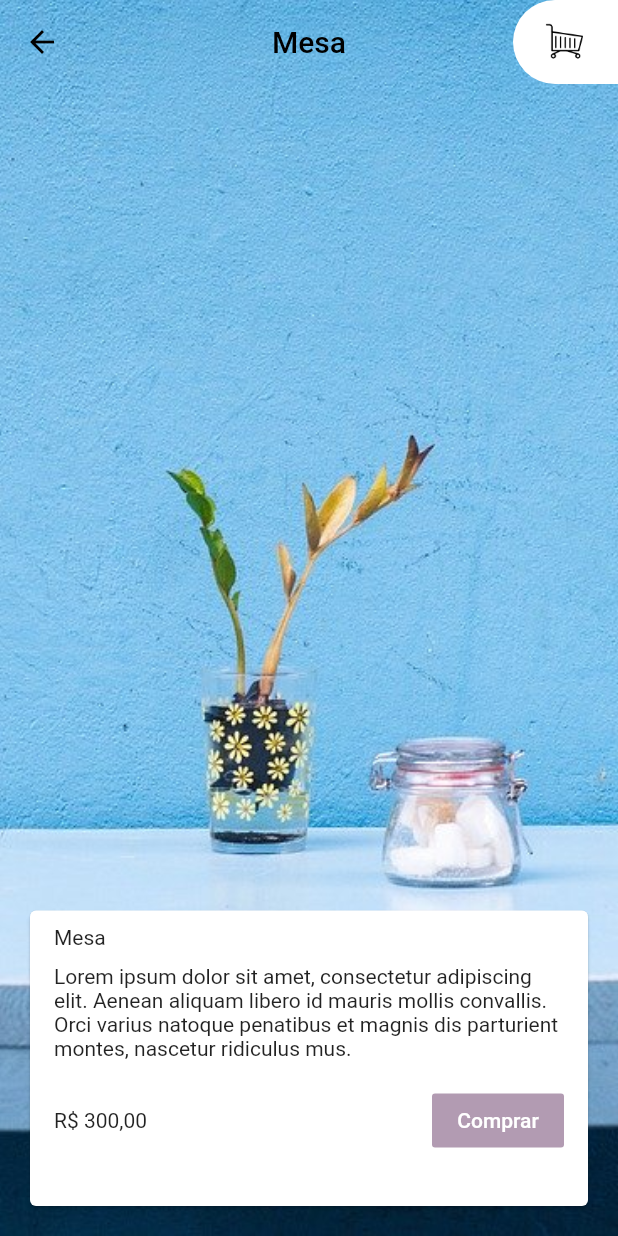
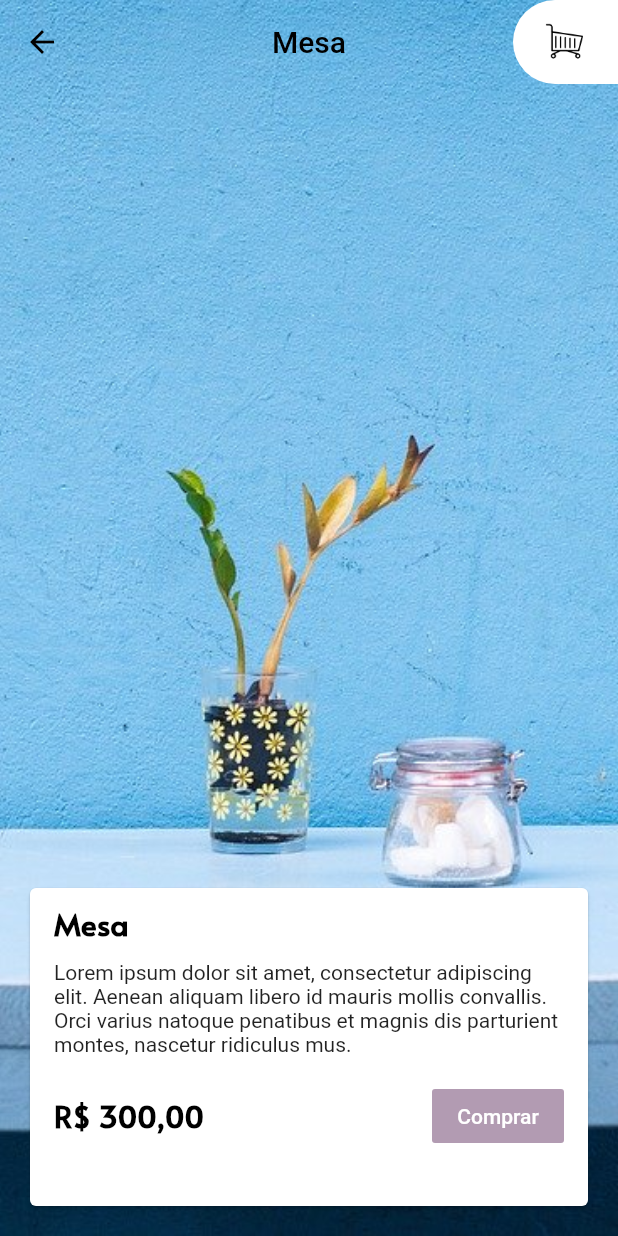
Before and after one commit to ohenriquemonte/flutter-layout-aplicacao-alr, a Flutter app: the screen it shows after launch, after a tap on "Mesa", on a phone screen of 412 x 824 dp. Run offline on Flutter 3.47's test engine with Material 2 defaults, Android fonts, the phone set to English and light mode, and no system bars.

Commit message:
06.04 - Temas

```diff
--- a/lib/main.dart
+++ b/lib/main.dart
@@ -18,6 +18,19 @@ class MyApp extends StatelessWidget {
       theme: ThemeData(
         primarySwatch: PaletaCores().lilas,
         visualDensity: VisualDensity.adaptivePlatformDensity,
+        textTheme: TextTheme(
+          headline1: TextStyle(
+              fontSize: 20,
+              fontFamily: 'Alata',
+              fontWeight: FontWeight.bold,
+              color: Colors.black),
+          headline2: TextStyle(
+            fontSize: 20,
+            fontFamily: 'Alata',
+            fontWeight: FontWeight.bold,
+            color: Colors.white,
+          ),
+        ),
       ),
       home: Inicio(),
     );
--- a/lib/paginas/detalhes.dart
+++ b/lib/paginas/detalhes.dart
@@ -26,7 +26,7 @@ class Detalhes extends StatelessWidget {
             alignment: Alignment.bottomCenter,
             child: Container(
               margin: EdgeInsets.all(16),
-              height: 205,
+              height: 220,
               child: CardDetalhes(
                 movel: movel,
               ),
--- a/lib/paginas/widgets/card_detalhes.dart
+++ b/lib/paginas/widgets/card_detalhes.dart
@@ -17,6 +17,7 @@ class CardDetalhes extends StatelessWidget {
         children: [
           TextoDetalhes(
             texto: movel.titulo,
+            estilo: Theme.of(context).textTheme.headline1,
           ),
           TextoDetalhes(
             texto: movel.descricao,
@@ -26,7 +27,10 @@ class CardDetalhes extends StatelessWidget {
             child: Row(
               mainAxisAlignment: MainAxisAlignment.spaceBetween,
               children: [
-                Text(formatacaoReais.format(movel.preco)),
+                Text(
+                  formatacaoReais.format(movel.preco),
+                  style: Theme.of(context).textTheme.headline1,
+                ),
                 FlatButton(
                   color: Theme.of(context).primaryColor,
                   onPressed: () {},
--- a/lib/paginas/widgets/texto_detalhes.dart
+++ b/lib/paginas/widgets/texto_detalhes.dart
@@ -3,13 +3,23 @@ import 'package:flutter/material.dart';
 class TextoDetalhes extends StatelessWidget {
   final String texto;
 
-  TextoDetalhes({this.texto});
+  final TextStyle estilo;
+
+  TextoDetalhes({this.texto, this.estilo});
 
   @override
   Widget build(BuildContext context) {
     return Container(
       margin: EdgeInsets.only(left: 16, right: 16, top: 10),
-      child: Text(texto),
+      child: _estilizarTexto(texto),
     );
   }
+
+  _estilizarTexto(texto) {
+    if (estilo != null) {
+      return Text(texto, style: estilo);
+    }
+
+    return Text(texto);
+  }
 }
--- a/lib/paginas/widgets/titulo_elemento_grid_produtos.dart
+++ b/lib/paginas/widgets/titulo_elemento_grid_produtos.dart
@@ -11,9 +11,7 @@ class TituloElementoGridProdutos extends StatelessWidget {
       bottom: 10.0,
       child: Text(
         titulo,
-        style: TextStyle(
-          color: Colors.white,
-        ),
+        style: Theme.of(context).textTheme.headline2,
       ),
     );
   }
```
